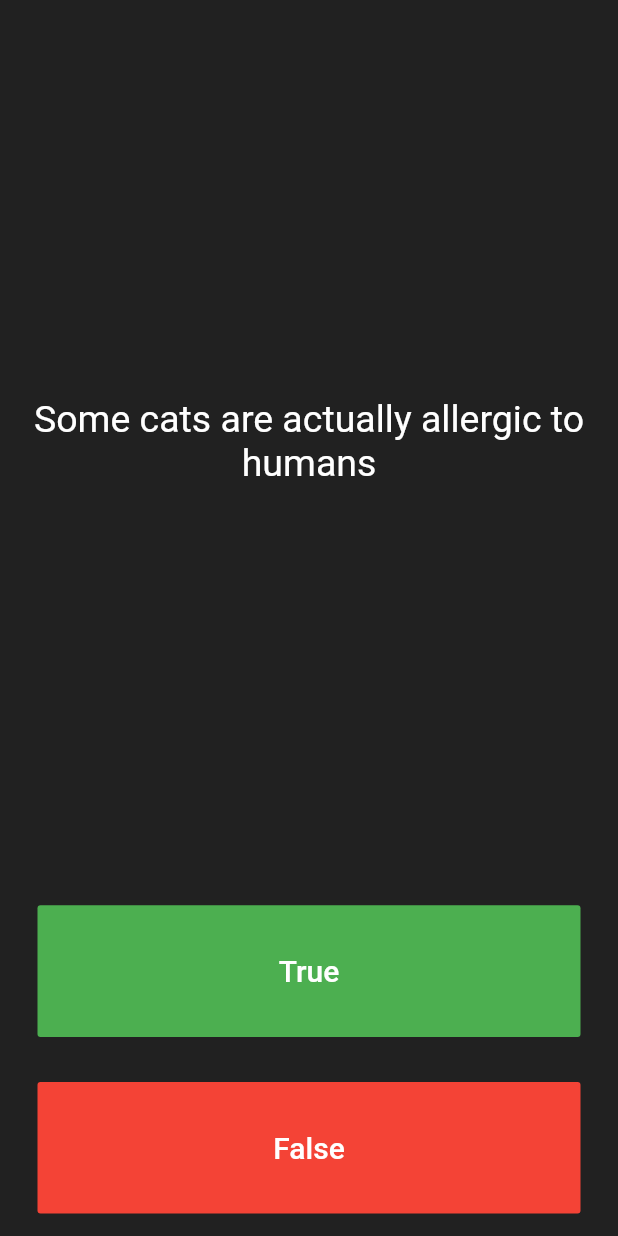
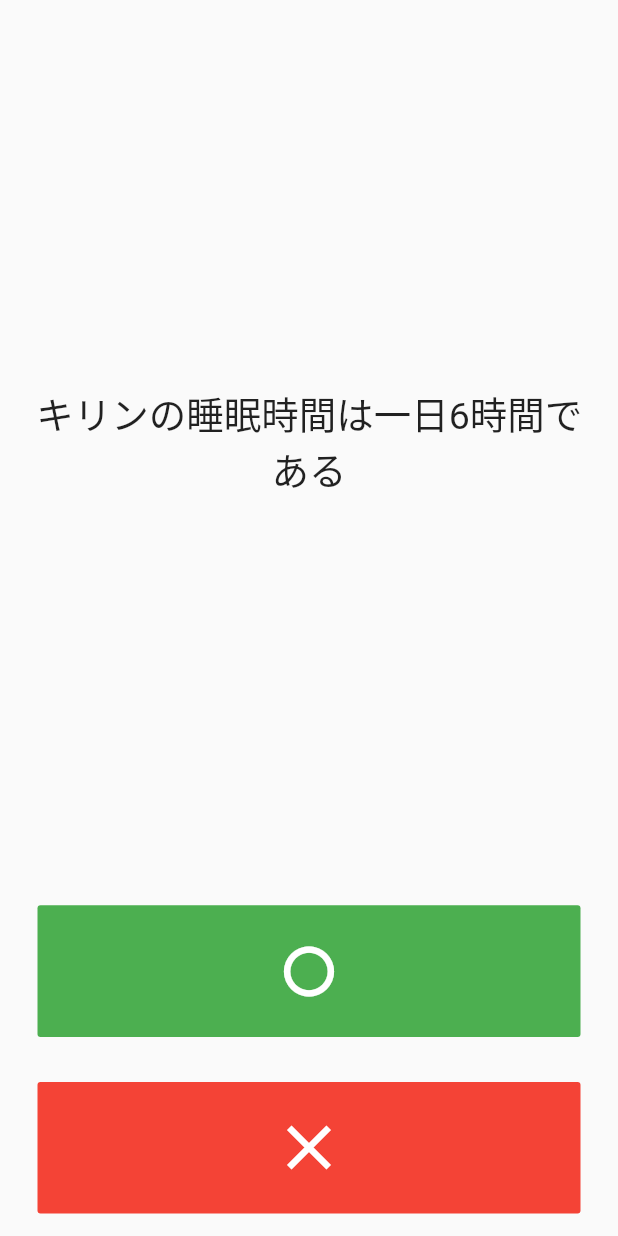
Before and after one commit to o-matsu/zenn_flutter_beginnersbook, a Flutter app: the screen it shows after launch, on a phone screen of 412 x 824 dp. Run offline on Flutter 3.47's test engine with Material 2 defaults, Android fonts, the phone set to English and light mode, and no system bars; our stand-ins replace audioplayers, rflutter_alert.

Commit message:
update chapter.8

```diff
--- a/chapter08_quizzler/lib/main.dart
+++ b/chapter08_quizzler/lib/main.dart
@@ -12,7 +12,6 @@ class Quizzler extends StatelessWidget {
   Widget build(BuildContext context) {
     return MaterialApp(
       home: Scaffold(
-        backgroundColor: Colors.grey.shade900,
         body: SafeArea(
           child: Padding(
             padding: EdgeInsets.symmetric(horizontal: 10.0),
@@ -40,10 +39,20 @@ class _QuizPageState extends State<QuizPage> {
       if (quizBrain.isFinished()) {
         //TODO: Step 4 Part A - show an alert using rFlutter_alert (remember to read the docs for the package!)
         Alert(
-                context: context,
-                title: "Finished!",
-                desc: "You\'ve reached the end of the quiz.")
-            .show();
+          context: context,
+          title: "終了！",
+          desc: "おつかれさまでした。",
+          buttons: [
+            DialogButton(
+              child: Text(
+                "再挑戦",
+                style: TextStyle(color: Colors.white, fontSize: 20),
+              ),
+              onPressed: () => Navigator.pop(context),
+              width: 120,
+            )
+          ],
+        ).show();
         //HINT! Step 4 Part B is in the quiz_brain.dart
         //TODO: Step 4 Part C - reset the questionNumber,
         quizBrain.reset();
@@ -83,7 +92,6 @@ class _QuizPageState extends State<QuizPage> {
                 textAlign: TextAlign.center,
                 style: TextStyle(
                   fontSize: 25.0,
-                  color: Colors.white,
                 ),
               ),
             ),
@@ -95,12 +103,10 @@ class _QuizPageState extends State<QuizPage> {
             child: FlatButton(
               textColor: Colors.white,
               color: Colors.green,
-              child: Text(
-                'True',
-                style: TextStyle(
-                  color: Colors.white,
-                  fontSize: 20.0,
-                ),
+              child: Icon(
+                Icons.fiber_manual_record_outlined,
+                color: Colors.white,
+                size: 50,
               ),
               onPressed: () {
                 //The user picked true.
@@ -114,12 +120,10 @@ class _QuizPageState extends State<QuizPage> {
             padding: EdgeInsets.all(15.0),
             child: FlatButton(
               color: Colors.red,
-              child: Text(
-                'False',
-                style: TextStyle(
-                  fontSize: 20.0,
-                  color: Colors.white,
-                ),
+              child: Icon(
+                Icons.close,
+                color: Colors.white,
+                size: 50,
               ),
               onPressed: () {
                 //The user picked false.
--- a/chapter08_quizzler/lib/quiz_brain.dart
+++ b/chapter08_quizzler/lib/quiz_brain.dart
@@ -4,31 +4,18 @@ class QuizBrain {
   int _questionNumber = 0;
 
   List<Question> _questionBank = [
-    Question('Some cats are actually allergic to humans', true),
-    Question('You can lead a cow down stairs but not up stairs.', false),
-    Question('Approximately one quarter of human bones are in the feet.', true),
-    Question('A slug\'s blood is green.', true),
-    Question('Buzz Aldrin\'s mother\'s maiden name was \"Moon\".', true),
-    Question('It is illegal to pee in the Ocean in Portugal.', true),
-    Question(
-        'No piece of square dry paper can be folded in half more than 7 times.',
-        false),
-    Question(
-        'In London, UK, if you happen to die in the House of Parliament, you are technically entitled to a state funeral, because the building is considered too sacred a place.',
-        true),
-    Question(
-        'The loudest sound produced by any animal is 188 decibels. That animal is the African Elephant.',
-        false),
-    Question(
-        'The total surface area of two human lungs is approximately 70 square metres.',
-        true),
-    Question('Google was originally called \"Backrub\".', true),
-    Question(
-        'Chocolate affects a dog\'s heart and nervous system; a few ounces are enough to kill a small dog.',
-        true),
-    Question(
-        'In West Virginia, USA, if you accidentally hit an animal with your car, you are free to take it home to eat.',
-        true),
+    Question('キリンの睡眠時間は一日6時間である', false),
+    Question('パンダは鳴くことがある', true),
+    Question('コアラの指には人間のように指紋がある', true),
+    Question('ジャイアントパンダのしっぽの色は黒である', false),
+    Question('フラミンゴが片足で立っているのはバランスをとるためである', false),
+    Question('キリンの舌の色は人間のような赤色である', false),
+    Question('ウサギの耳は温度調整する機能がある', true),
+    Question('フクロウには耳がない', false),
+    Question('鹿の胃は『4つ』ある', true),
+    Question('馬は鼻でしか息をしない', true),
+    Question('ブルドックの目玉は飛び出してしまうことがある', true),
+    Question('シマウマの鳴き声は『ヒヒーン！！』である', false),
   ];
 
   void nextQuestion() {
```
Also changed, not shown: chapter08_quizzler/lib/question.dart (+5 -4 lines), 3 other files.
